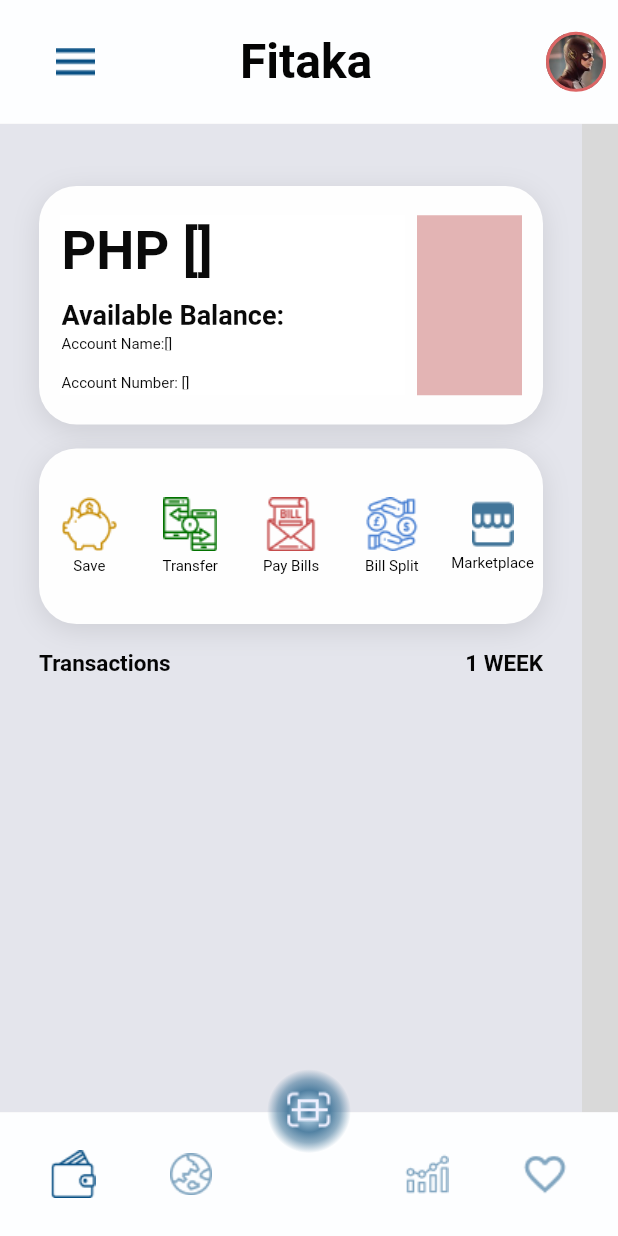
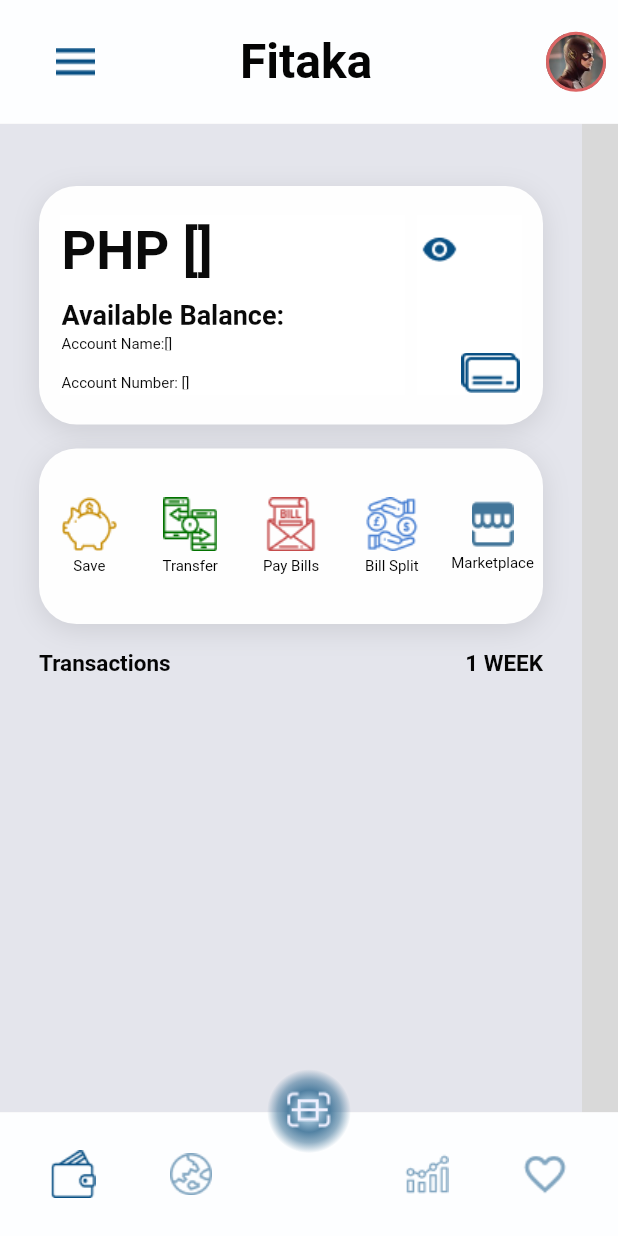
Before and after one commit to leah-n1/magpie_capstone, a Flutter app: the screen it shows after launch, on a phone screen of 412 x 824 dp. Run offline on Flutter 3.47's test engine with Material 2 defaults, Android fonts, the phone set to English and light mode, and no system bars; network calls fail.

Commit message:
home screen

```diff
--- a/lib/controller/app_body_widget_controller.dart
+++ b/lib/controller/app_body_widget_controller.dart
@@ -17,7 +17,7 @@ Future <EWallet?> getEwalletData() async {
   EWallet? eWallet;
   try {
     var response = await http.get(url);
-    print('Response ${response.body}');
+    // print('Response ${response.body}');
 
   if (response.statusCode == 200) {
 
--- a/lib/screens/home_app_body.dart
+++ b/lib/screens/home_app_body.dart
@@ -155,8 +155,28 @@ class _BABodyWidgetState extends State<BABodyWidget> {
                              child: Container(
                              height: 120,
                              width:30,
-                             color: const Color.fromARGB(255, 227, 180, 180),
+                             color: const Color.fromARGB(255,255,255,255),
                              margin: const EdgeInsets.fromLTRB(0,16,14,16),
+                             child: Column(
+                              children: [
+                                Container(
+                                  height:60,
+                                  width:48,
+                                  margin: const EdgeInsets.fromLTRB(0,0,40,0),
+                                  padding: const  EdgeInsets.fromLTRB(0,0,0,15),
+                                  color: const Color.fromARGB(255,255,255,255),
+                                  child: Image.asset('assets/images/mdi_remove_red_eye.png')
+                                ),
+                                Container(
+                                  height:60,
+                                  width:60,
+                                  margin: const EdgeInsets.fromLTRB(20,0,0,0),
+                                  padding: const  EdgeInsets.fromLTRB(8,30,0,0),
+                                  color: const Color.fromARGB(255,255,255,255),
+                                  child:Image.asset('assets/images/Group 57.png'),
+                                ),
+                              ],
+                             ),
                              ),
                            ),
                          ],
@@ -268,11 +288,7 @@ class _BABodyWidgetState extends State<BABodyWidget> {
                               ],
                             )
                            ),
-
-
-
-
-                           ],
+                        ],
                       )
                      ),
                    const SizedBox(height:16),
```
